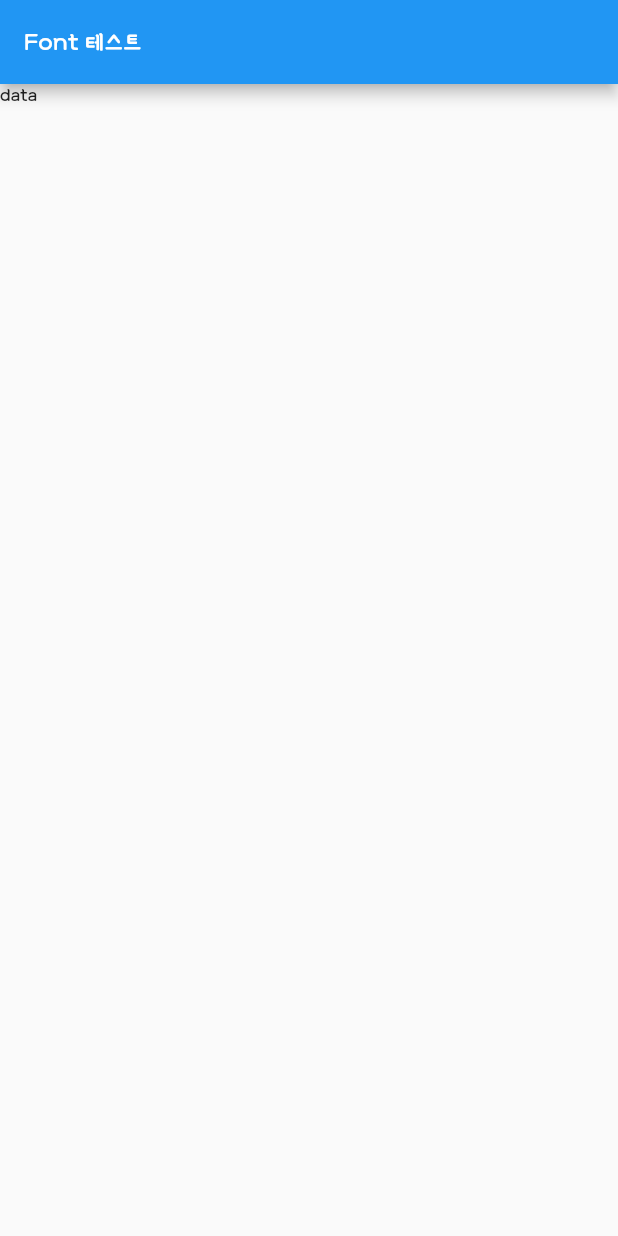
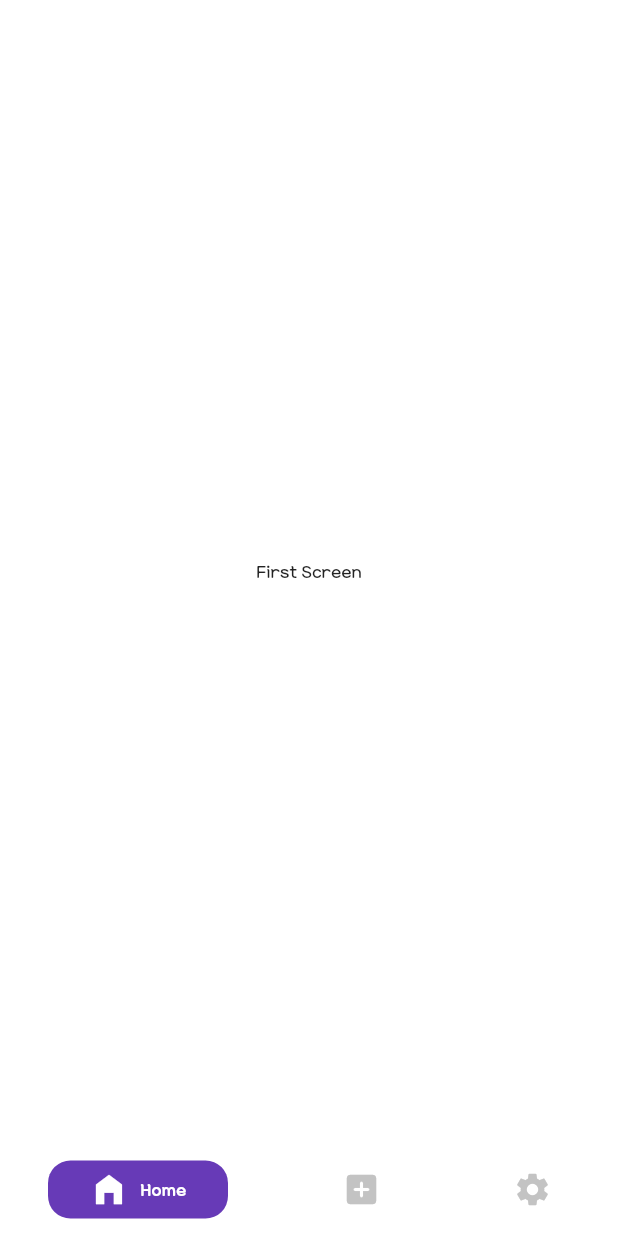
Before and after one commit to boglbbogl/flutter_goffer, a Flutter app: the screen it shows after launch, on a phone screen of 412 x 824 dp. Run offline on Flutter 3.47's test engine with Material 2 defaults, Android fonts, the phone set to English and light mode, and no system bars; drawn by our look-alikes of persistent_bottom_nav_bar; our stand-ins replace get_it, injectable.

Commit message:
[2021-10-21]Bottom Navigation Bar Settings

```diff
--- a/lib/presentation/app_widget.dart
+++ b/lib/presentation/app_widget.dart
@@ -7,7 +7,7 @@ class AppWidget extends StatelessWidget {
   @override
   Widget build(BuildContext context) {
     return MaterialApp(
-      home: const MainPage(),
+      home: MainPage(),
       theme: ThemeData(
         fontFamily: 'Yanolja',
         primaryColor: Colors.deepPurple,
--- a/lib/presentation/main_page.dart
+++ b/lib/presentation/main_page.dart
@@ -1,21 +1,77 @@
 import 'package:flutter/material.dart';
 import 'package:flutter_goffer/_constant/widgets/theme.dart';
+import 'package:persistent_bottom_nav_bar/persistent-tab-view.dart';
 
 class MainPage extends StatelessWidget {
-  const MainPage({Key? key}) : super(key: key);
+  final PersistentTabController controller = PersistentTabController();
+  List<Widget> _screens() {
+    return [
+      Scaffold(
+        body: Container(
+          color: Colors.white,
+          child: const Center(child: Text('First Screen')),
+        ),
+      ),
+      Container(
+        color: Colors.white,
+        child: const Center(child: Text('Second Screen')),
+      ),
+      Container(
+        color: Colors.white,
+        child: const Center(child: Text('Third Screen')),
+      ),
+    ];
+  }
+
+  PersistentBottomNavBarItem _btnItem({
+    required String title,
+    required IconData icon,
+    required Color activeColor,
+  }) {
+    return PersistentBottomNavBarItem(
+      title: title,
+      icon: Icon(icon),
+      textStyle: const TextStyle(fontWeight: FontWeight.bold),
+      activeColorPrimary: activeColor,
+      inactiveColorPrimary: const Color.fromRGBO(195, 195, 195, 1),
+      activeColorSecondary: Colors.white,
+    );
+  }
+
+  List<PersistentBottomNavBarItem> _items() {
+    return [
+      _btnItem(
+        title: "Home",
+        icon: Icons.home_filled,
+        activeColor: Colors.deepPurple,
+      ),
+      _btnItem(
+          title: "Add",
+          icon: Icons.add_box_rounded,
+          activeColor: Colors.deepOrange),
+      _btnItem(
+        title: "Setting",
+        icon: Icons.settings,
+        activeColor: Colors.amber,
+      ),
+    ];
+  }
 
   @override
   Widget build(BuildContext context) {
     size = MediaQuery.of(context).size;
     theme = Theme.of(context);
-    return Scaffold(
-      appBar: AppBar(
-        title: const Text('Font 테스트'),
-      ),
-      body: Column(
-        children: const [
-          Text('data'),
-        ],
+    return WillPopScope(
+      onWillPop: () async => false,
+      child: PersistentTabView(
+        context,
+        controller: controller,
+        screens: _screens(),
+        items: _items(),
+        onItemSelected: (index) {},
+        // backgroundColor: Colors.white,
+        navBarHeight: 62,
+        navBarStyle: NavBarStyle.style10,
       ),
     );
   }
--- a/pubspec.yaml
+++ b/pubspec.yaml
@@ -23,11 +23,12 @@ environment:
 dependencies:
 
   cupertino_icons: ^1.0.2
-
   flutter:
     sdk: flutter
   get_it: ^6.1.1
   injectable: ^1.3.0
+  persistent_bottom_nav_bar: ^4.0.2
+
 
 
 
```
Also changed, not shown: pubspec.lock.
